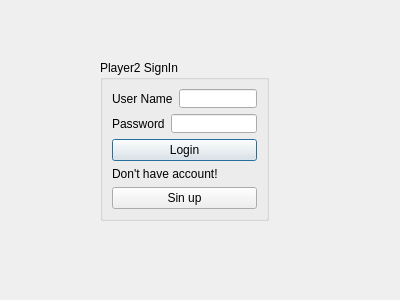
Qt form tictactoev/signin2.ui (Jolinejo/Advanced-Tic-Tac-Toe) before a commit.
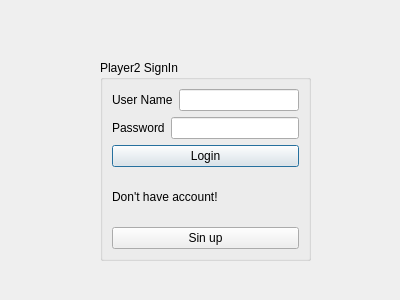
The same form after that commit.

What changed in the file:
```diff
--- a/tictactoev/signin2.ui
+++ b/tictactoev/signin2.ui
@@ -18,8 +18,8 @@
     <rect>
      <x>100</x>
      <y>60</y>
-     <width>169</width>
-     <height>161</height>
+     <width>211</width>
+     <height>201</height>
     </rect>
    </property>
    <property name="title">
```
